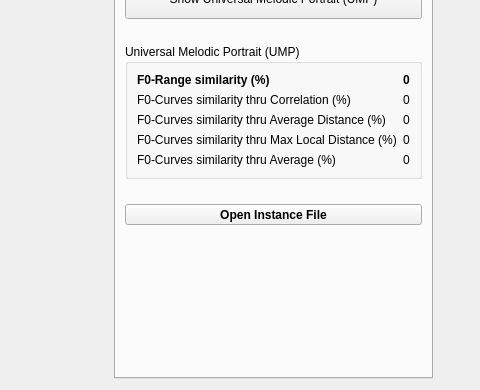
Above: graphswindow.ui from zhitko/inton-trainer before the change; both pictures show x 314 to 794 and y 218 to 608 of the 1175 by 608 pixel window. Below: the same form after it.
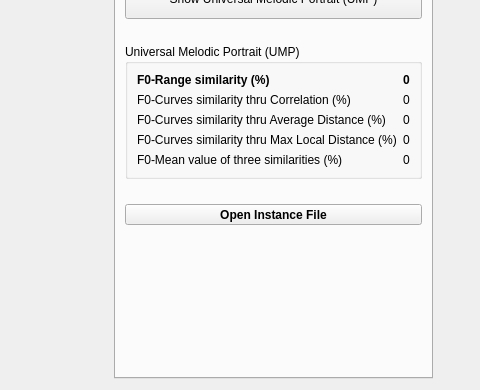
That is the form after the change. Icons and pictures are not drawn.

```diff
--- a/graphswindow.ui
+++ b/graphswindow.ui
@@ -240,7 +240,7 @@
             <item row="4" column="0">
              <widget class="QLabel" name="totalAtitle">
               <property name="text">
-               <string>F0-Curves similarity thru Average (%)</string>
+               <string>F0-Mean value of three similarities (%)</string>
               </property>
              </widget>
             </item>
```
